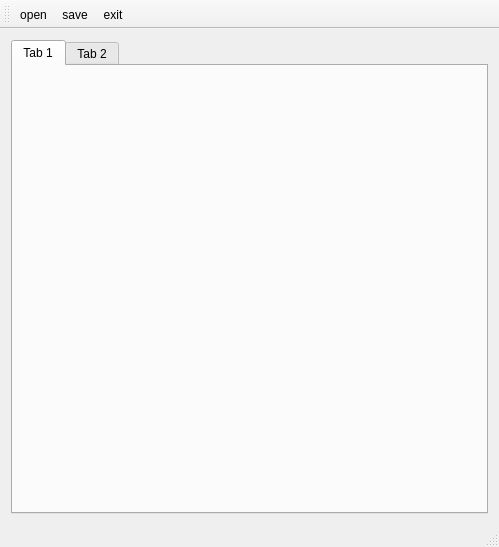
odom11/ap_savegame_editor, file APSavegameEditor/APSavegameEditor.ui: the form before one commit.
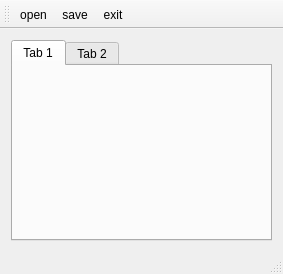
The form after the commit.

```diff
--- a/APSavegameEditor/APSavegameEditor.ui
+++ b/APSavegameEditor/APSavegameEditor.ui
@@ -6,14 +6,20 @@
    <rect>
     <x>0</x>
     <y>0</y>
-    <width>499</width>
-    <height>547</height>
+    <width>283</width>
+    <height>274</height>
    </rect>
   </property>
   <property name="windowTitle">
    <string>APSavegameEditor</string>
   </property>
   <widget class="QWidget" name="centralWidget">
+   <property name="sizePolicy">
+    <sizepolicy hsizetype="Minimum" vsizetype="Minimum">
+     <horstretch>0</horstretch>
+     <verstretch>0</verstretch>
+    </sizepolicy>
+   </property>
    <layout class="QVBoxLayout" name="verticalLayout">
     <item>
      <widget class="QTabWidget" name="tabWidget">
```
Left out of the diff: 2 changed lines with no effect on the pictures.
